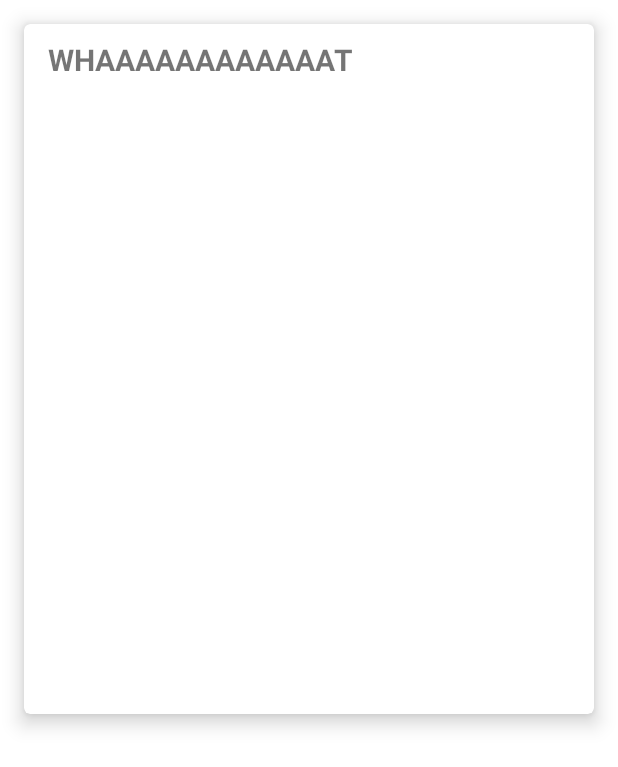
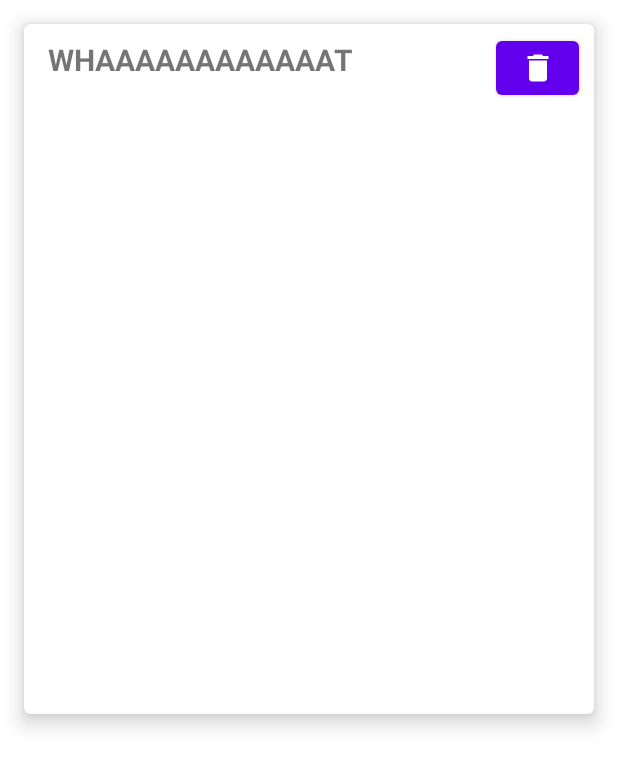
Before and after one commit to GadzoFilip/MemeApp, an Android app: the layout create_meme_item.xml on its own in the app's theme, with its tools: preview values and no code run, on a phone screen of 412 x 824 dp. Shown: the top 767 px of the screen. Run offline under Robolectric (Android 15) with nearby library versions, the phone set to English and light mode, and no system bars; network calls fail.

Commit message:
Working on Delete

```diff
--- a/app/src/main/java/edu/rit/memeapp/data/repository/CreatedMemeRepository.kt
+++ b/app/src/main/java/edu/rit/memeapp/data/repository/CreatedMemeRepository.kt
@@ -11,4 +11,8 @@ class CreatedMemeRepository(private val createdMemeDao: CreateMemeDao) {
     suspend fun addMeme(meme: CreateMeme) {
         createdMemeDao.addMeme(meme)
     }
+
+    suspend fun deleteMeme(meme: CreateMeme){
+        createdMemeDao.deleteMeme(meme)
+    }
 }
--- a/app/src/main/java/edu/rit/memeapp/ui/create/MemeCreateListAdapter.kt
+++ b/app/src/main/java/edu/rit/memeapp/ui/create/MemeCreateListAdapter.kt
@@ -18,7 +18,7 @@ class MemeCreateListAdapter: RecyclerView.Adapter<MemeCreateListAdapter.MemeView
         private val binding = CreateMemeItemBinding.bind(itemView);
          fun bind(meme: CreateMeme){
              binding.tvName.text = meme.name
-             binding.tvMemeBottom.text = meme.bottomText
+             binding.tvBottomText.text = meme.bottomText
              binding.tvTopText.text = meme.topText
          }
     }
--- /dev/null
+++ b/app/src/main/res/drawable/ic_baseline_delete_24.xml
@@ -0,0 +1,10 @@
+<vector xmlns:android="http://schemas.android.com/apk/res/android"
+    android:width="24dp"
+    android:height="24dp"
+    android:viewportWidth="24"
+    android:viewportHeight="24"
+    android:tint="?attr/colorControlNormal">
+  <path
+      android:fillColor="@android:color/white"
+      android:pathData="M6,19c0,1.1 0.9,2 2,2h8c1.1,0 2,-0.9 2,-2V7H6v12zM19,4h-3.5l-1,-1h-5l-1,1H5v2h14V4z"/>
+</vector>
--- a/app/src/main/res/layout/create_meme_item.xml
+++ b/app/src/main/res/layout/create_meme_item.xml
@@ -5,7 +5,10 @@
     xmlns:app="http://schemas.android.com/apk/res-auto"
     android:layout_margin="16dp"
     app:cardElevation="8dp">
-
+    <RelativeLayout
+        android:layout_width="match_parent"
+        android:layout_height="match_parent"
+        android:orientation="horizontal">
     <TextView
         android:id="@+id/tv_name"
         android:layout_width="wrap_content"
@@ -15,6 +18,17 @@
         android:text="WHAAAAAAAAAAAAT"
         android:textSize="20sp"
         android:textStyle="bold" />
+
+        <Button
+            android:id="@+id/btn_delete"
+            android:layout_width="55dp"
+            android:layout_height="wrap_content"
+            android:layout_alignParentRight="true"
+            android:layout_marginTop="5dp"
+            android:layout_marginRight="10dp"
+            android:textAlignment="center"
+            app:icon="@drawable/ic_baseline_delete_24" />
+    </RelativeLayout>
 
     <LinearLayout
         android:layout_width="match_parent"
@@ -54,7 +68,7 @@
                 android:layout_height="287dp" />
 
             <TextView
-                android:id="@+id/tv_meme_bottom"
+                android:id="@+id/tv_bottom_text"
                 android:layout_width="wrap_content"
                 android:layout_height="wrap_content"
                 android:layout_alignLeft="@id/iv_meme"
```
Also changed, not shown: app/src/main/java/edu/rit/memeapp/data/local/CreateMemeDao.kt (+5 -4 lines), app/src/main/java/edu/rit/memeapp/ui/create/MemeCreateListFragment.kt (+18 -6 lines), app/src/main/java/edu/rit/memeapp/ui/create/MemeCreateViewModel.kt (+6 -1 lines).
